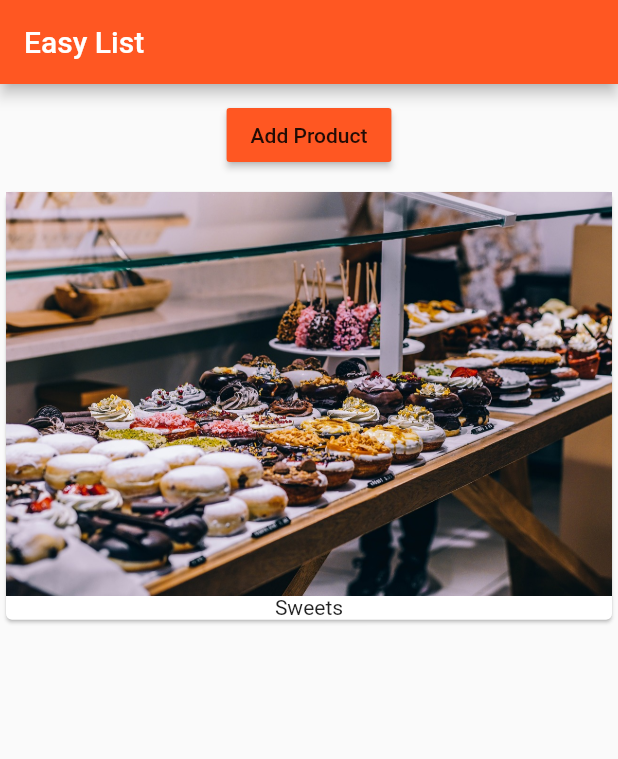
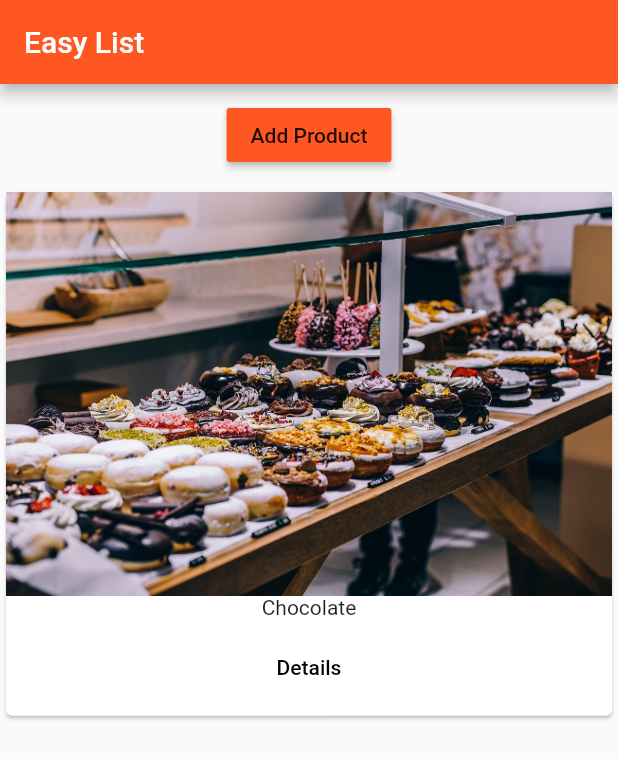
Before and after one commit to AliRadmanesh/flutter-easy-list, a Flutter app: the screen it shows after launch, after a tap on "Add Product", on a phone screen of 412 x 824 dp. Shown: the top 759 px of the screen. Run offline on Flutter 3.47's test engine with Material 2 defaults, Android fonts, the phone set to English and light mode, and no system bars.

```diff
--- a/lib/main.dart
+++ b/lib/main.dart
@@ -1,49 +1,36 @@
-/*
-## Pre-defined functions and tools for creating our application.
-*/
+/*  Pre-defined functions and tools for creating our application. */
 import 'package:flutter/material.dart';
-/*
-## rendering class is usefull for debugging the user interface
-*/
+/* rendering class is usefull for debugging the user interface */
 // import 'package:flutter/rendering.dart';
+import './pages/home.dart';
 
-import './product_manager.dart';
-
-/*
-## This is our app's core function, where it starts to launch!
-*/
+/* This is our app's core function, where it starts to launch! */
 void main() {
-  /*
-  ## To show each element, its padding & margin, use this:
-  */
+  /* To show each element, its padding & margin, use this: */
   // debugPaintSizeEnabled = true;
-  /*
-  ## To show where text baseline is, you can enable this:
-  */
+  /* To show where text baseline is, you can enable this: */
   // debugPaintBaselinesEnabled = true;
-  /*
-  ## To show tapping on each element you can use this var:
-  */
+  /* To show tapping on each element you can use this var: */
   // debugPaintPointersEnabled = true;
   runApp(MyApp());
 }
 
 class MyApp extends StatelessWidget {
   /*
-  ## This widget is the root of your application.
-  ## Everything in flutter is widget. even
-  ## our whole application is a widget!
-  ## We have 2 kind of widgets:
-  ## 1. Stateless: Displaying something
-  ## 2. Stateful: Can work with date and modify them.
+    This widget is the root of your application.
+    Everything in flutter is widget. even
+    our whole application is a widget!
+    We have 2 kind of widgets:
+    1. Stateless: Displaying something
+    2. Stateful: Can work with date and modify them.
   */
 
   @override
   Widget build(BuildContext context) {
     return MaterialApp(
       /*
-      ## [debugShowMaterialGrid] shows grid in the whole
-      ## page to recognize how much space your element take.
+        [debugShowMaterialGrid] shows grid in the whole
+        page to recognize how much space your element take.
       */
       // debugShowMaterialGrid: true,
       title: 'Easy List',
@@ -52,12 +39,7 @@ class MyApp extends StatelessWidget {
         primarySwatch: Colors.deepOrange,
         accentColor: Colors.deepPurple,
       ),
-      home: Scaffold(
-        appBar: AppBar(
-          title: Text('Easy List'),
-        ),
-        body: ProductManager(),
-      ),
+      home: HomePage(),
     );
   }
 }
--- /dev/null
+++ b/lib/pages/home.dart
@@ -0,0 +1,15 @@
+import 'package:flutter/material.dart';
+
+import '../product_manager.dart';
+
+class HomePage extends StatelessWidget {
+  @override
+  Widget build(BuildContext context) {
+    return Scaffold(
+      appBar: AppBar(
+        title: Text('Easy List'),
+      ),
+      body: ProductManager(),
+    );
+  }
+}
--- /dev/null
+++ b/lib/pages/product.dart
@@ -0,0 +1,38 @@
+import 'package:flutter/material.dart';
+
+class ProductPage extends StatelessWidget {
+  final String title;
+  final String imageUrl;
+
+  ProductPage(this.title, this.imageUrl);
+
+  @override
+  Widget build(BuildContext context) {
+    return Scaffold(
+      appBar: AppBar(
+        title: Text(title),
+      ),
+      body: Column(
+        /* mainAxisAlignment is for top to bottom alignment */
+        // mainAxisAlignment: MainAxisAlignment.center,
+        /* crossAxisAlignment is for right to left alignment */
+        crossAxisAlignment: CrossAxisAlignment.center,
+        children: <Widget>[
+          Image.asset(imageUrl),
+          Container(
+            padding: EdgeInsets.all(10.0),
+            child: Text(title),
+          ),
+          Container(
+            padding: EdgeInsets.all(10.0),
+            child: RaisedButton(
+              color: Theme.of(context).accentColor,
+              child: Text('BACK'),
+              onPressed: () => Navigator.pop(context),
+            ),
+          ),
+        ],
+      ),
+    );
+  }
+}
--- a/lib/product_control.dart
+++ b/lib/product_control.dart
@@ -4,8 +4,8 @@ class ProductControl extends StatelessWidget {
   final Function addProduct;
 
   /*
-  ## bind _addProduct() of parent widget to this.addProduct
-  ## that is a function reference.
+    bind _addProduct() of parent widget to this.addProduct
+    that is a function reference.
   */
   ProductControl(this.addProduct);
 
@@ -14,10 +14,8 @@ class ProductControl extends StatelessWidget {
     return RaisedButton(
       color: Theme.of(context).primaryColor,
       onPressed: () {
-        /*
-        ## Call addProduct function of parent widget to change the state
-        */
-        addProduct('Sweets');
+        /* Call addProduct function of parent widget to change the state */
+        addProduct({'title': 'Chocolate', 'image': 'assets/food.jpg'});
       },
       child: Text('Add Product'),
     );
--- a/lib/product_manager.dart
+++ b/lib/product_manager.dart
@@ -4,11 +4,9 @@ import './products.dart';
 import './product_control.dart';
 
 class ProductManager extends StatefulWidget {
-  final String startingProduct;
+  final Map<String, String> startingProduct;
 
-  /*
-  ## Here in class constructor we use default value
-  */
+  /* Here in class constructor we use default value */
   ProductManager({this.startingProduct}) {
     // print('[ProductManager Widget] Constructor');
   }
@@ -22,31 +20,29 @@ class ProductManager extends StatefulWidget {
 
 class _ProductManagerState extends State<ProductManager> {
   /*
-  ## Also our products list is final, we can add to it.
-  ## final means it couldn't be changed. but we can add
-  ## to it (modify the exsiting value)! we just can't
-  ## assign a new value to it, like _products = ['Ali'];
-  ## reason: Objects and lists in general are reference types
-  ## and we store a reference to their contents.
-  ## Note: In final variables, we can modify them, but
-  ## we can't assign a new value to them.
-  ## e.g. final age = 25; age.round() is OK!
+    Also our products list is final, we can add to it.
+    final means it couldn't be changed. but we can add
+    to it (modify the exsiting value)! we just can't
+    assign a new value to it, like _products = ['Ali'];
+    reason: Objects and lists in general are reference types
+    and we store a reference to their contents.
+    Note: In final variables, we can modify them, but
+    we can't assign a new value to them.
+    e.g. final age = 25; age.round() is OK!
   */
-  List<String> _products = [];
+  List<Map<String, String>> _products = [];
 
   @override
   void initState() {
     // print('[ProductManager State] initState()');
     /*
-    ## No need to call setState here, because this method runs before
-    ## build method even exist! so no need to change and re-render build.
+      No need to call setState here, because this method runs before
+      build method even exist! so no need to change and re-render build.
     */
     if (widget.startingProduct != null) {
       _products.add(widget.startingProduct);
     }
-    /*
-    ## Call parent initState() method and must be at the end of this block.
-    */
+    /* Call parent initState() method and must be at the end of this block. */
     super.initState();
   }
 
@@ -56,7 +52,13 @@ class _ProductManagerState extends State<ProductManager> {
     super.didUpdateWidget(oldWidget);
   }
 
-  void _addProduct(String product) {
+  /*
+    Map is like Object in JS. It holds key-value variables.
+    Keys must be string or numbers and values can be of any type.
+    If you have multiple value types, for generic title (down below)
+    you should use dynamic.
+  */
+  void _addProduct(Map<String, String> product) {
     setState(() {
       _products.add(product);
       // print(_products);
--- a/lib/products.dart
+++ b/lib/products.dart
@@ -1,7 +1,9 @@
 import 'package:flutter/material.dart';
 
+import './pages/product.dart';
+
 class Products extends StatelessWidget {
-  final List<String> products;
+  final List<Map<String, String>> products;
 
   Products(this.products) {
     // print('[Product Widget] Constructor');
@@ -11,8 +13,29 @@ class Products extends StatelessWidget {
     return Card(
       child: Column(
         children: <Widget>[
-          Image.asset('assets/food.jpg'),
-          Text(products[index]),
+          Image.asset(products[index]['image']),
+          Text(products[index]['title']),
+          ButtonBar(
+            alignment: MainAxisAlignment.center,
+            children: <Widget>[
+              FlatButton(
+                child: Text('Details'),
+                /*
+                  [Navigator] is a built-in tool in flutter for Navigation.
+                  [Navigator.push] add a new page to the app stack and
+                  [Navigator.pop] will remove current page and will go back
+                  us to the prev. page.
+                */
+                onPressed: () => Navigator.push(
+                      context,
+                      MaterialPageRoute(
+                        builder: (BuildContext context) => ProductPage(
+                            products[index]['title'], products[index]['image']),
+                      ),
+                    ),
+              ),
+            ],
+          ),
         ],
       ),
     );
@@ -20,32 +43,30 @@ class Products extends StatelessWidget {
 
   Widget _buildProductList() {
     /*
-    ## BEST PRACTICE: When you want to return nothing to the screen
-    ## you can't just return null or undefined! you must return a
-    ## widget. The good part of returning a [Container] is that
-    ## it won't occupy any space on the screen and also won't impact
-    ## performance issue.
+      BEST PRACTICE: When you want to return nothing to the screen
+      you can't just return null or undefined! you must return a
+      widget. The good part of returning a [Container] is that
+      it won't occupy any space on the screen and also won't impact
+      performance issue.
     */
     Widget productCards = Container();
     if (products.length > 0) {
       /*
-      ## [ListView] is great for limited amount of widgets/elements
-      ## inside it. But for the situation where you have dynamic
-      ## amount of items or very long list of items, [ListView]
-      ## is inefficient. because all elements will be rendered
-      ## on the screen, even those which aren't visible on the screen
-      ## so it's not a good idea for long lists. instead we use
-      ## [ListView.builder()] for this ocassion.
+        [ListView] is great for limited amount of widgets/elements
+        inside it. But for the situation where you have dynamic
+        amount of items or very long list of items, [ListView]
+        is inefficient. because all elements will be rendered
+        on the screen, even those which aren't visible on the screen
+        so it's not a good idea for long lists. instead we use
+        [ListView.builder()] for this ocassion.
       */
       productCards = ListView.builder(
         /*
-        ## [itemBuilder] contains a method which defines what does
-        ## building an item mean & how is an item built.
+          [itemBuilder] contains a method which defines what does
+          building an item mean & how is an item built.
         */
         itemBuilder: _buildProductItem,
-        /*
-        ## [itemCount] indicates how many items will have to be built
-        */
+        /* [itemCount] indicates how many items will have to be built */
         itemCount: products.length,
       );
     } else {
```
